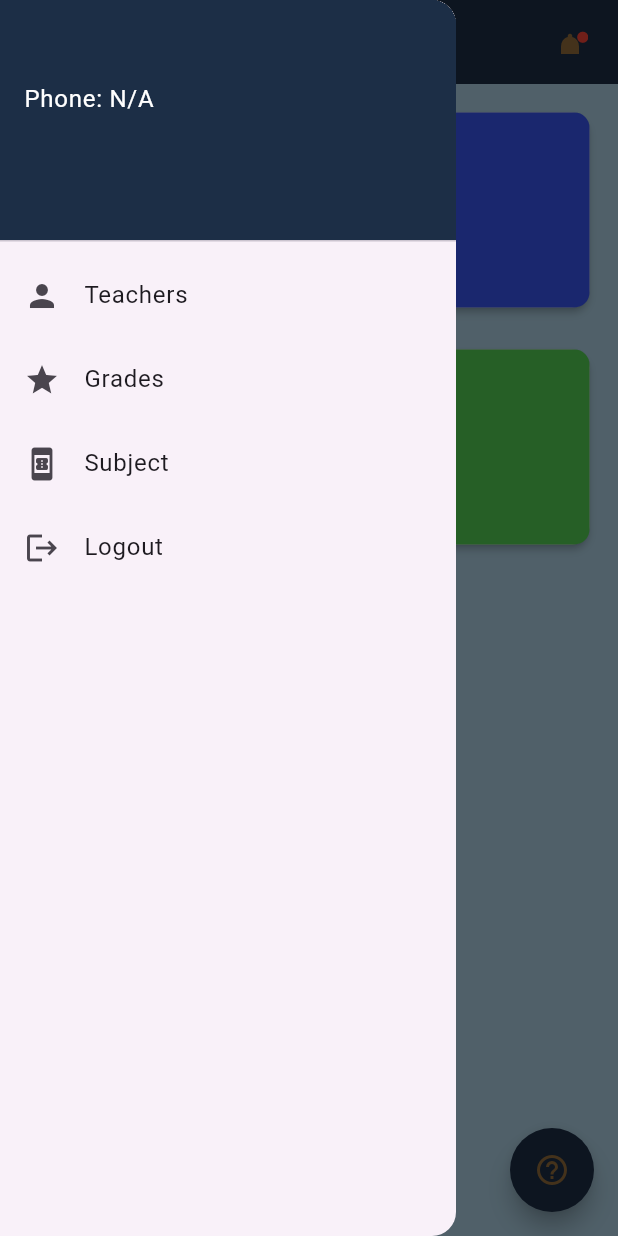
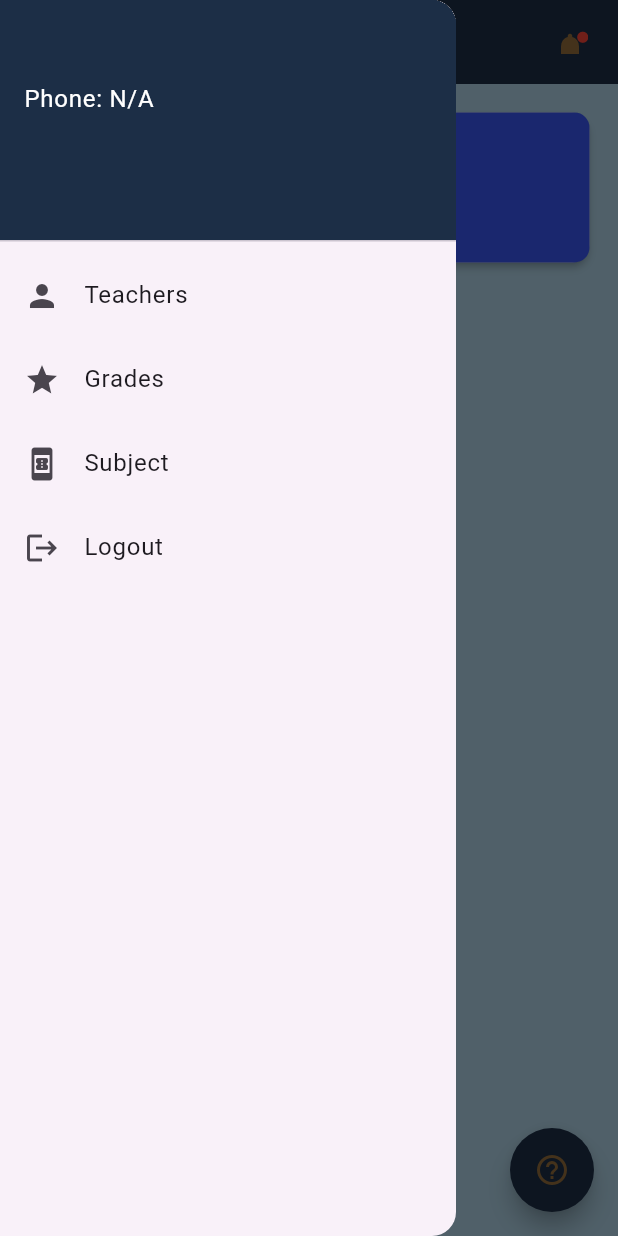
Before and after one commit to Eyobayie/PTE-flutter, a Flutter app: the MyHomePage screen opened directly, with the side drawer open, on a phone screen of 412 x 824 dp. Run offline on Flutter 3.47's test engine with Material 3 defaults, Android fonts, the phone set to English and light mode, and no system bars; our stand-ins replace accordion, shared_preferences; missing offline and left inert: custom_pop_up_menu; accounts and stored records are empty; network calls fail.

Commit message:
This is the last

```diff
--- a/lib/constants/scaffold_constants.dart
+++ b/lib/constants/scaffold_constants.dart
@@ -1,7 +1,7 @@
 import 'package:flutter/material.dart';
 
 class ScaffoldConstants {
-  static const Color backgroundColor = Color(0xFFE5E5E5);
+  static const Color backgroundColor = Color(0xffAED1E4);
 
   // static const Color iconColor = Color(0xFFffffff);
   // static const TextStyle textStyle = TextStyle(color: iconColor);
--- a/lib/main.dart
+++ b/lib/main.dart
@@ -5,6 +5,9 @@ import 'package:parent_teacher_engagement_app/screens/Assignment/assignment.dart
 import 'package:parent_teacher_engagement_app/screens/Assignment/assignment_screen.dart';
 import 'package:parent_teacher_engagement_app/screens/semister/semister_list_screen.dart';
 import 'package:parent_teacher_engagement_app/screens/student/add_student_result.dart';
+import 'package:parent_teacher_engagement_app/services/parent/parent.dart';
+import 'package:parent_teacher_engagement_app/services/student/student.dart';
+import 'package:parent_teacher_engagement_app/services/teacher/teacher.dart';
 import 'package:provider/provider.dart';
 import 'package:parent_teacher_engagement_app/constants/appbar_constants.dart';
 import 'package:parent_teacher_engagement_app/constants/scaffold_constants.dart';
@@ -53,6 +56,7 @@ import 'package:parent_teacher_engagement_app/screens/teacher/teacher_screen.dar
 import 'package:parent_teacher_engagement_app/screens/academicYear/academicYear_registration.dart';
 import 'package:parent_teacher_engagement_app/widgets/createAttendance.dart';
 import 'package:parent_teacher_engagement_app/widgets/mainDrawer.dart';
+import 'package:shared_preferences/shared_preferences.dart';
 
 import 'providers/AnnouncemetProvider.dart';
 
@@ -163,6 +167,91 @@ class MyHomePage extends StatefulWidget {
 
 class _MyHomePageState extends State<MyHomePage> {
   bool _isHelpActive = false;
+  int _totalStudents = 0;
+  int _totalParents = 0;
+  int _totalTeachers = 0;
+  bool _isLoading = false;
+  int? id;
+  String? role;
+
+  @override
+  void initState() {
+    super.initState();
+    _fetchTotalStudents();
+    _fetchTotalParents();
+    _fetchTotalTeachers();
+    getUserData();
+  }
+
+  Future<void> getUserData() async {
+    SharedPreferences prefs = await SharedPreferences.getInstance();
+    setState(() {
+      id = prefs.getInt('id');
+      role = prefs.getString('role');
+    });
+  }
+
+  Future<void> _fetchTotalStudents() async {
+    setState(() {
+      _isLoading = true;
+    });
+
+    try {
+      int totalStudents = await fetchTotalStudents();
+      setState(() {
+        _totalStudents = totalStudents;
+        _isLoading = false;
+      });
+    } catch (error) {
+      print('Error fetching total students: $error');
+      setState(() {
+        _isLoading = false;
+        // Handle error scenario
+      });
+    }
+  }
+
+  Future<void> _fetchTotalTeachers() async {
+    setState(() {
+      _isLoading = true;
+    });
+
+    try {
+      int totalTeachers = await fetchTotalTeachers();
+      setState(() {
+        _totalTeachers = totalTeachers;
+        _isLoading = false;
+      });
+    } catch (error) {
+      print('Error fetching total teachers: $error');
+      setState(() {
+        _isLoading = false;
+        // Handle error scenario
+      });
+    }
+  }
+
+  Future<void> _fetchTotalParents() async {
+    setState(() {
+      _isLoading = true;
+    });
+
+    try {
+      int totalParents = await fetchTotalParentss();
+      setState(() {
+        _totalParents = totalParents;
+        _isLoading = false;
+      });
+    } catch (error) {
+      print('Error fetching total parents: $error');
+      setState(() {
+        _isLoading = false;
+        // Handle error scenario
+      });
+    }
+  }
+
+  Color color = Colors.white;
 
   @override
   Widget build(BuildContext context) {
@@ -181,28 +270,118 @@ class _MyHomePageState extends State<MyHomePage> {
       ),
       drawer: const MainDrawer(),
       body: Padding(
-        padding: const EdgeInsets.symmetric(horizontal: 15,vertical: 15),
+        padding: const EdgeInsets.symmetric(horizontal: 15, vertical: 15),
         child: ListView(children: [
           Card(
             elevation: 2,
             child: Container(
               width: 400,
-              height: 130,
+                height: 100,
               decoration: const BoxDecoration(
                 color: Color(0XFF3856f0),
                 borderRadius: BorderRadius.all(Radius.circular(10)),
               ),
+              child: ListTile(
+                leading: const Icon(
+                  Icons.group,
+                  size: 30,
+                  color: Colors.white,
+                ),
+                title: const Text('Total students',
+                    style: AppBarConstants.textStyle),
+                subtitle:
+                    Text('$_totalStudents', style: AppBarConstants.textStyle),
               ),
             ),
-         const SizedBox(height: 20,),
+          ),
+          const SizedBox(
+            height: 20,
+          ),
+           if (role == 'teacher' || role == 'admin')
             Card(
               elevation: 2,
               child: Container(
                 width: 400,
-              height: 130,
+                height: 100,
+                decoration: const BoxDecoration(
+                  color: Color(0XFFD64149),
+                  borderRadius: BorderRadius.all(Radius.circular(10)),
+                ),
+                child: const ListTile(
+                  leading: Icon(
+                    Icons.book,
+                    size: 30,
+                    color: Colors.white,
+                  ),
+                  title: Text('Assignments', style: AppBarConstants.textStyle),
+                ),
+              ),
+            ),
+          if (role == "admin")
+            Card(
+              elevation: 2,
+              child: Container(
+                width: 400,
+                height: 100,
+                decoration: const BoxDecoration(
+                  color: Color(0XFFE3A627),
+                  borderRadius: BorderRadius.all(Radius.circular(10)),
+                ),
+                child: ListTile(
+                  leading: const Icon(
+                    Icons.group,
+                    size: 30,
+                    color: Colors.white,
+                  ),
+                  title: const Text('Total teachers',
+                      style: AppBarConstants.textStyle),
+                  subtitle:
+                      Text('$_totalTeachers', style: AppBarConstants.textStyle),
+                ),
+              ),
+            ),
+          if (role == "admin")
+            Card(
+              elevation: 2,
+              child: Container(
+                width: 400,
+                height: 100,
                 decoration: const BoxDecoration(
                   color: Color(0XFF53cf53),
                   borderRadius: BorderRadius.all(Radius.circular(10)),
+                ),
+                child: const ListTile(
+                  leading: Icon(
+                    Icons.notification_important,
+                    size: 30,
+                    color: Colors.white,
+                  ),
+                  title: Text('Announcemets', style: AppBarConstants.textStyle),
+                ),
+              ),
+            ),
+          if (role == "admin")
+            Card(
+              elevation: 2,
+              child: Container(
+                width: 400,
+                height: 100,
+                decoration: const BoxDecoration(
+                  color: AppBarConstants.backgroundColor,
+                  borderRadius: BorderRadius.all(Radius.circular(10)),
+                ),
+                child: ListTile(
+                  leading: const Icon(
+                    Icons.group,
+                    size: 30,
+                    color: Colors.white,
+                  ),
+                  title: const Text(
+                    'Total parents',
+                    style: AppBarConstants.textStyle,
+                  ),
+                  subtitle:
+                      Text('$_totalParents', style: AppBarConstants.textStyle),
                 ),
               ),
             ),
--- a/lib/screens/subject/subject_screen.dart
+++ b/lib/screens/subject/subject_screen.dart
@@ -55,8 +55,7 @@ class _SubjectScreenState extends State<SubjectScreen> {
   @override
   Widget build(BuildContext context) {
     var deptProvider = Provider.of<SubjectProvider>(context);
-    // double screenWidth = MediaQuery.of(context).size.width;
-    // double screenHeight = MediaQuery.of(context).size.height;
+
     return Scaffold(
         backgroundColor: ScaffoldConstants.backgroundColor,
         appBar: AppBar(
--- a/lib/services/api.dart
+++ b/lib/services/api.dart
@@ -19,12 +19,14 @@ class Api {
   //Parent endpoints
   static String get parentstUrl => apiUrl('parents');
   static String get parentUrl => apiUrl('parent');
+  static String get parentCount => apiUrl('parentcount');
   //teachers endpoint
   static String get teachersUrl => apiUrl('teachers');
   static String get teacherUrl => apiUrl('teacher');
   // sections endpoint
   static String get sectionsUrl => apiUrl('sections');
   static String get sectionUrl => apiUrl('section');
+  static String get teacherCount =>apiUrl('teachercount');
   // sebjects endpoint
   static String get subjectsUrl => apiUrl('subjects');
   static String get subjectUrl => apiUrl('subject');
@@ -38,6 +40,7 @@ class Api {
   static String get studentsUrl => apiUrl('students');
   static String get studentUrl => apiUrl('student');
   static String get studentPerSectionUrl => apiUrl('gradelevel');
+  static String get studentCount=> apiUrl('studentscount');
 
  // login endpoints
  static String get login=> apiUrl('login');
--- a/lib/services/parent/parent.dart
+++ b/lib/services/parent/parent.dart
@@ -65,3 +65,22 @@ Future<void> updateParent(
     throw Exception('Failed to update data');
   }
 }
+Future<int> fetchTotalParentss() async {
+    try {
+      final response = await http.get(Uri.parse(Api.parentCount));
+
+      if (response.statusCode == 200) {
+        // If the server returns a successful response, parse the JSON
+        final jsonData = json.decode(response.body);
+        int totalParents = jsonData['totalParents'];
+        return totalParents;
+      } else {
+        // If the server returns an error response, throw an exception
+        throw Exception('Failed to load total students');
+      }
+    } catch (error) {
+      // Handle any exceptions thrown during the process
+      print('FETCH TOTAL STUDENTS ERROR: $error');
+      throw Exception('Failed to load total students');
+    }
+  }
--- a/lib/services/student/student.dart
+++ b/lib/services/student/student.dart
@@ -96,3 +96,22 @@ Future<void> updateParent(int id, String firstname, String email, int phone,
     throw Exception('Failed to update data');
   }
 }
+Future<int> fetchTotalStudents() async {
+    try {
+      final response = await http.get(Uri.parse(Api.studentCount));
+
+      if (response.statusCode == 200) {
+        // If the server returns a successful response, parse the JSON
+        final jsonData = json.decode(response.body);
+        int totalStudents = jsonData['totalStudents'];
+        return totalStudents;
+      } else {
+        // If the server returns an error response, throw an exception
+        throw Exception('Failed to load total students');
+      }
+    } catch (error) {
+      // Handle any exceptions thrown during the process
+      print('FETCH TOTAL STUDENTS ERROR: $error');
+      throw Exception('Failed to load total students');
+    }
+  }
--- a/lib/services/teacher/teacher.dart
+++ b/lib/services/teacher/teacher.dart
@@ -67,3 +67,23 @@ Future<void> updateTeacher(
     throw Exception('Failed to update data');
   }
 }
+
+Future<int> fetchTotalTeachers() async {
+    try {
+      final response = await http.get(Uri.parse(Api.teacherCount));
+
+      if (response.statusCode == 200) {
+        // If the server returns a successful response, parse the JSON
+        final jsonData = json.decode(response.body);
+        int totalTeachers = jsonData['totalTeachers'];
+        return totalTeachers;
+      } else {
+        // If the server returns an error response, throw an exception
+        throw Exception('Failed to load total students');
+      }
+    } catch (error) {
+      // Handle any exceptions thrown during the process
+      print('FETCH TOTAL STUDENTS ERROR: $error');
+      throw Exception('Failed to load total students');
+    }
+  }
```
Lines whose indentation alone changed are shown as unchanged.
